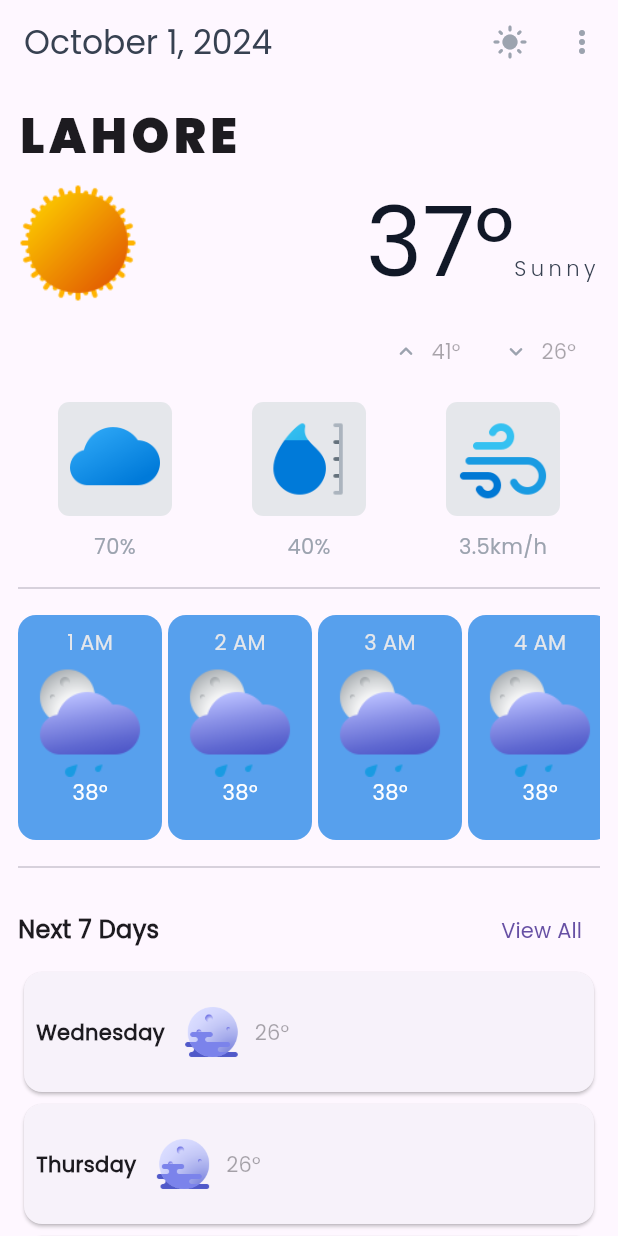
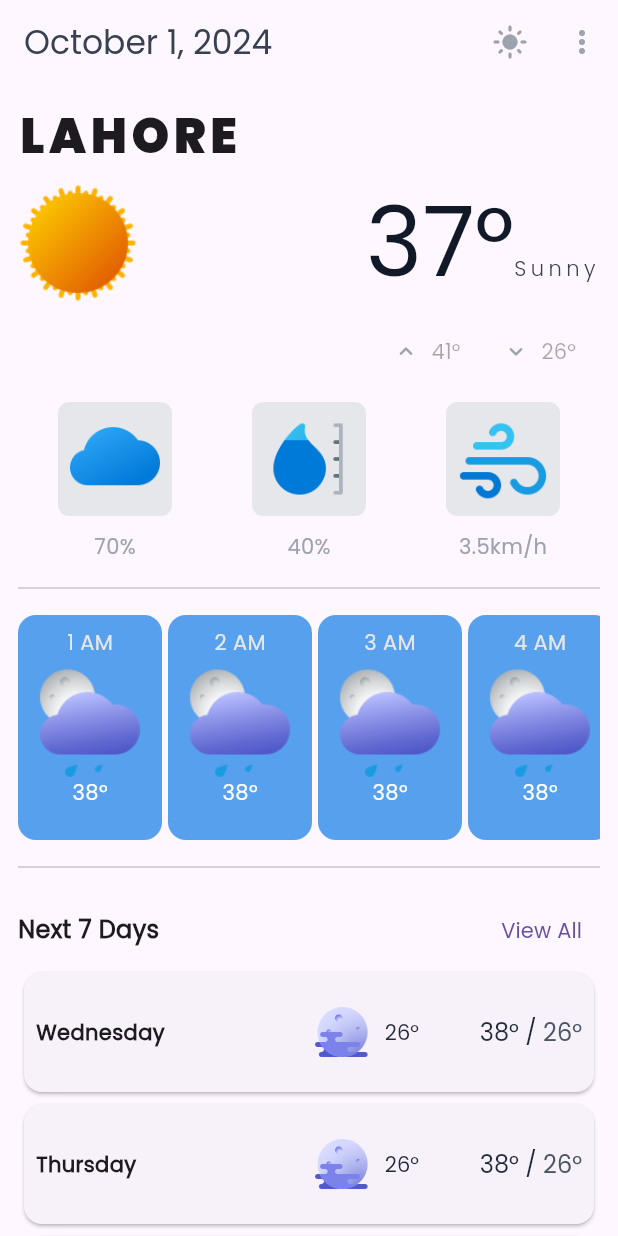
Before and after one commit to Ab5ullah/WeatherApp, a Flutter app: the screen it shows after launch, on a phone screen of 412 x 824 dp. Run offline on Flutter 3.47's test engine with Material 3 defaults, Android fonts, the phone set to English and light mode, and no system bars; our stand-ins replace get, velocity_x.

Commit message:
second commit

```diff
--- a/lib/homescreen.dart
+++ b/lib/homescreen.dart
@@ -164,7 +164,7 @@ class WeatherApp extends StatelessWidget {
                 ],
               ),
               ListView.builder(
-                physics: NeverScrollableScrollPhysics(),
+                physics: const NeverScrollableScrollPhysics(),
                 shrinkWrap: true,
                 itemCount: 7,
                 itemBuilder: (
@@ -178,16 +178,38 @@ class WeatherApp extends StatelessWidget {
                       padding: const EdgeInsets.symmetric(
                           horizontal: 8, vertical: 12),
                       child: Row(
+                        mainAxisAlignment: MainAxisAlignment.spaceBetween,
                         children: [
-                          day.text.semiBold.make(),
-                          TextButton.icon(
-                            onPressed: null,
-                            icon: Image.asset(
-                              "assets/weather/50n.png",
-                              width: 40,
+                          Expanded(child: day.text.semiBold.make()),
+                          Expanded(
+                            child: TextButton.icon(
+                              onPressed: null,
+                              icon: Image.asset(
+                                "assets/weather/50n.png",
+                                width: 40,
+                              ),
+                              label: "26$degree".text.gray800.make(),
                             ),
-                            label: "26$degree".text.make(),
-                          )
+                          ),
+                          RichText(
+                              text: TextSpan(children: [
+                            TextSpan(
+                              text: "38$degree /",
+                              style: const TextStyle(
+                                color: Vx.gray800,
+                                fontFamily: "poppins",
+                                fontSize: 16,
+                              ),
+                            ),
+                            TextSpan(
+                              text: " 26$degree",
+                              style: const TextStyle(
+                                color: Vx.gray600,
+                                fontFamily: "poppins",
+                                fontSize: 16,
+                              ),
+                            )
+                          ]))
                         ],
                       ),
                     ),
```
